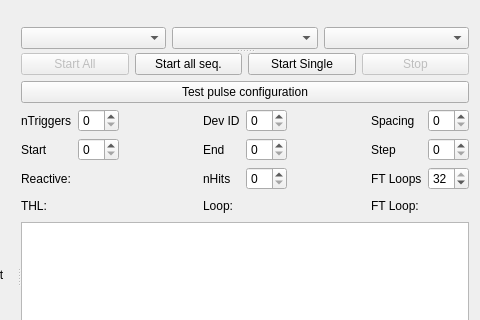
This is SpidrMpx3Eq/qcstmequalization.ui in navrit/dexter as Qt 5 draws it before an edit; both pictures show x 224 to 704 and y 0 to 320 of the 704 by 551 pixel window. The edited form follows.
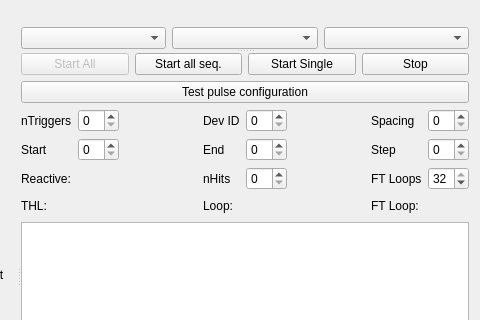
This is the edited form. Custom widgets are drawn as their Qt base class.

```diff
--- a/SpidrMpx3Eq/qcstmequalization.ui
+++ b/SpidrMpx3Eq/qcstmequalization.ui
@@ -200,7 +200,7 @@
           <item>
            <widget class="QPushButton" name="_stopEq">
             <property name="enabled">
-             <bool>false</bool>
+             <bool>true</bool>
             </property>
             <property name="toolTip">
              <string>&lt;html&gt;&lt;head/&gt;&lt;body&gt;&lt;p&gt;Stop equalisation&lt;/p&gt;&lt;/body&gt;&lt;/html&gt;</string>
```
